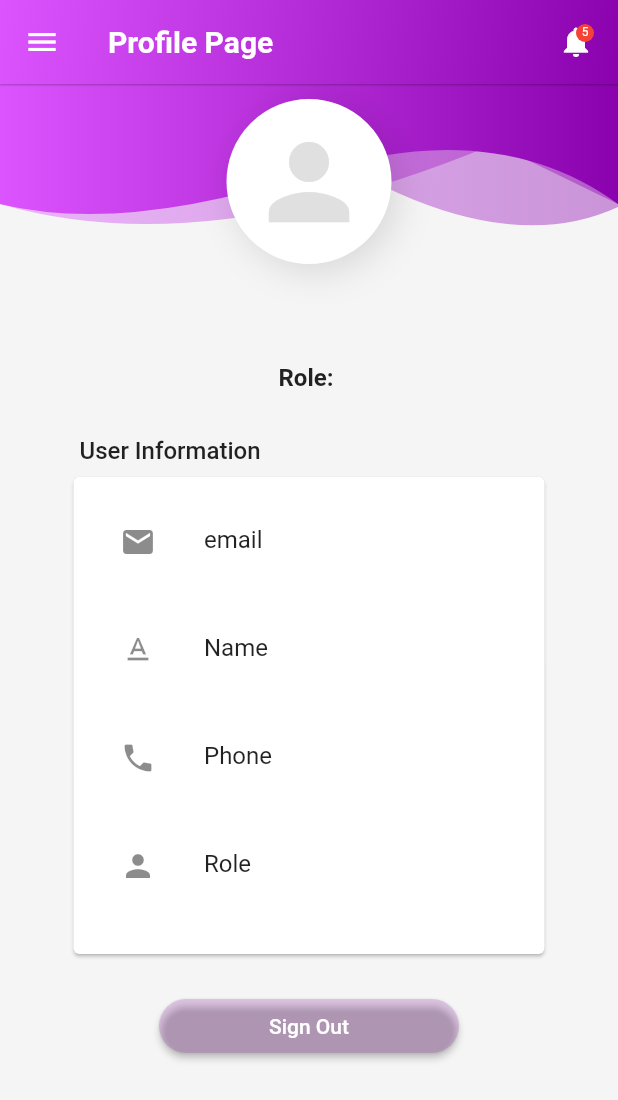
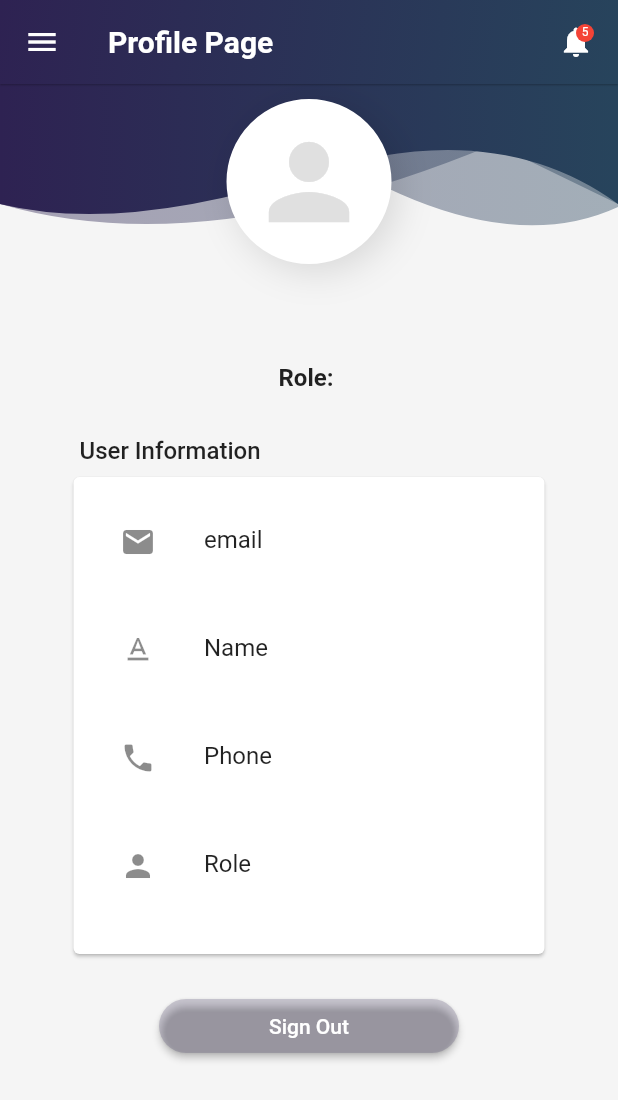
Before and after one commit to yasinthon04/TutorGo-Project, a Flutter app: the AccountPage screen opened directly, on a phone screen of 412 x 824 dp. Shown: the top 1100 px of the screen. Run offline on Flutter 3.47's test engine with Material 2 defaults, Android fonts, the phone set to English and light mode, and no system bars; our stand-ins replace cloud_firestore, firebase_auth, firebase_core, hexcolor; accounts and stored records are empty.

Commit message:
change color

```diff
--- a/lib/main.dart
+++ b/lib/main.dart
@@ -11,8 +11,8 @@ Future<void> main() async {
 
 class MyApp extends StatelessWidget {
   MyApp({Key? key}) : super(key: key);
-  Color _primaryColor = HexColor('#DC54FE');
-  Color _accentColor = HexColor('#8A02AE');
+  Color _primaryColor = HexColor('2E2252');
+  Color _accentColor = HexColor('27445C');
   @override
   Widget build(BuildContext context) {
     return MaterialApp(
--- a/lib/pages/navpage/account.dart
+++ b/lib/pages/navpage/account.dart
@@ -137,7 +137,7 @@ class _AccountPageState extends State<AccountPage> {
       child: ElevatedButton(
         onPressed: signOut,
         style: ElevatedButton.styleFrom(
-            backgroundColor: Colors.purple.withOpacity(0.2),
+            backgroundColor: Theme.of(context).primaryColor.withOpacity(0.2),
             side: BorderSide.none,
             shape: const StadiumBorder()),
         child: const Text(
```
